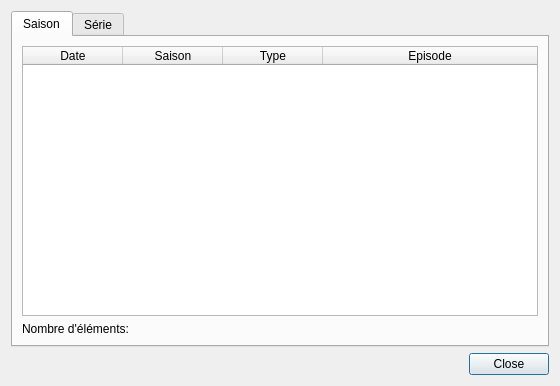
The window that src/ui/dialogs/view_history.ui (seigneurfuo/MyAnimeManager3) describes before a commit, drawn with Qt 5.
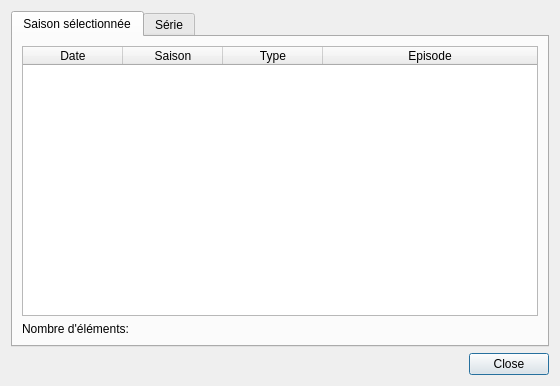
The same window after the commit.

Commit message: Modification de texte sur la fenetre des historiques de visionnage.

What changed in the file:
```diff
--- a/src/ui/dialogs/view_history.ui
+++ b/src/ui/dialogs/view_history.ui
@@ -27,7 +27,7 @@
      </property>
      <widget class="QWidget" name="tab">
       <attribute name="title">
-       <string>Saison</string>
+       <string>Saison sélectionnée</string>
       </attribute>
       <layout class="QVBoxLayout" name="verticalLayout_3">
        <item>
```
